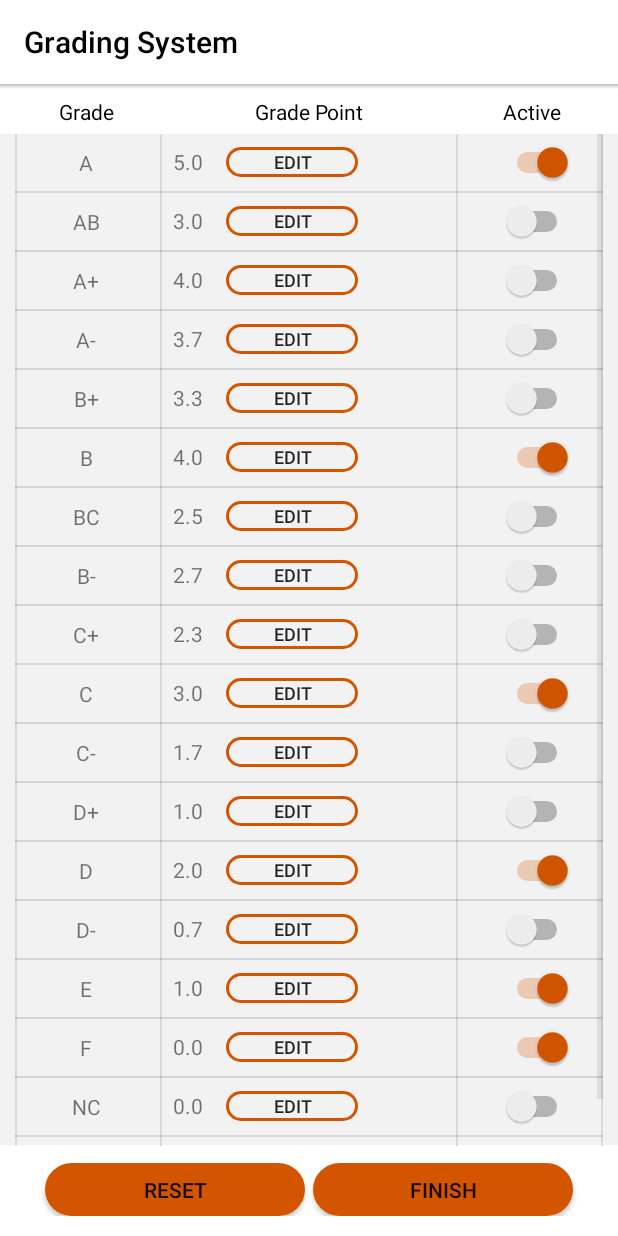
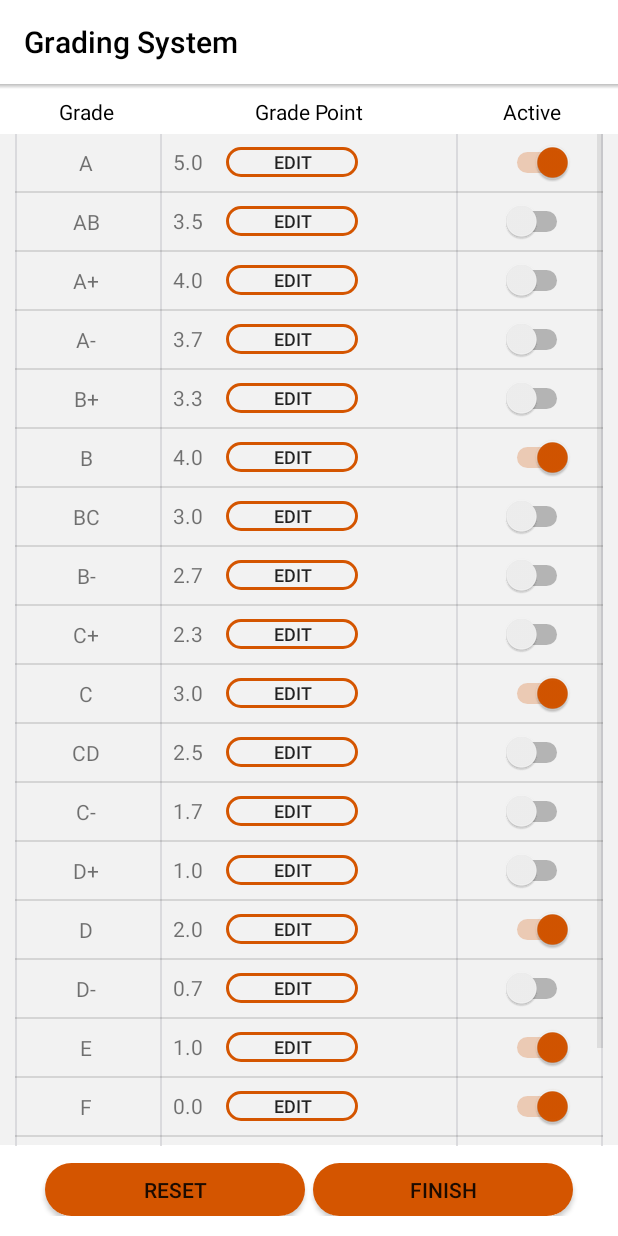
Before and after one commit to goody-h/Harold, an Android app: the GradingActivity screen opened directly, with no data from a screen before it, after a tap on "RESET", on a phone screen of 412 x 824 dp. Run offline under Robolectric (Android 15) with nearby library versions, the phone set to English and light mode, and no system bars; our stand-ins replace AdMob; 1 statement that could not run was skipped.

Commit message:
edit grading system

```diff
--- a/app/src/main/java/com/orsteg/harold/activities/GradingActivity.kt
+++ b/app/src/main/java/com/orsteg/harold/activities/GradingActivity.kt
@@ -52,7 +52,7 @@ class GradingActivity : AppCompatActivity() {
 
         val b = system.gradeStates
 
-        val gs = (0..17).mapTo(ArrayList<Grading>()) { Grading(this, g[it], gp[it], b[it]) }
+        val gs = (0..18).mapTo(ArrayList<Grading>()) { Grading(this, g[it], gp[it], b[it]) }
 
         val adapter = GradingAdapter(this, gs)
 
--- a/app/src/main/java/com/orsteg/harold/utils/result/GradingSystem.kt
+++ b/app/src/main/java/com/orsteg/harold/utils/result/GradingSystem.kt
@@ -19,7 +19,7 @@ class GradingSystem(private val context: Context) {
             val grades = ArrayList<String>()
 
             grades.add("Grade")
-            (0..17)
+            (0..18)
                     .filter { gradeStore.mPrefs.getBoolean("grading.gradeState$it", DEFAULT_GRADE_STATES[it]) }
                     .mapTo(grades) { gradeStore.mPrefs.getString("grading.grade$it", DEFAULT_GRADES[it]) }
             return grades
@@ -27,7 +27,7 @@ class GradingSystem(private val context: Context) {
 
     private val gradePoints: ArrayList<Float>
         get() {
-            return (0..17)
+            return (0..18)
                     .filter { gradeStore.mPrefs.getBoolean("grading.gradeState$it", DEFAULT_GRADE_STATES[it]) }
                     .mapTo(ArrayList()) { gradeStore.mPrefs.getFloat("grading.gradePoint$it", DEFAULT_GRADE_POINTS[it]) }
         }
@@ -43,22 +43,22 @@ class GradingSystem(private val context: Context) {
 
     val gradeStates: ArrayList<Boolean>
         get() {
-            return (0..17).mapTo(ArrayList()) { gradeStore.mPrefs.getBoolean("grading.gradeState$it", DEFAULT_GRADE_STATES[it]) }
+            return (0..18).mapTo(ArrayList()) { gradeStore.mPrefs.getBoolean("grading.gradeState$it", DEFAULT_GRADE_STATES[it]) }
         }
 
     val allGrades: ArrayList<String>
         get() {
-            return (0..17).mapTo(ArrayList()) { gradeStore.mPrefs.getString("grading.grade$it", DEFAULT_GRADES[it]) }
+            return (0..18).mapTo(ArrayList()) { gradeStore.mPrefs.getString("grading.grade$it", DEFAULT_GRADES[it]) }
         }
 
     val allGradePoints: ArrayList<Float>
         get() {
-            return (0..17).mapTo(ArrayList()) { gradeStore.mPrefs.getFloat("grading.gradePoint$it", DEFAULT_GRADE_POINTS[it]) }
+            return (0..18).mapTo(ArrayList()) { gradeStore.mPrefs.getFloat("grading.gradePoint$it", DEFAULT_GRADE_POINTS[it]) }
         }
 
     fun resetSystem() {
 
-        for (i in 0..17) {
+        for (i in 0..18) {
             gradeStore.mEditor.putFloat("grading.gradePoint$i", DEFAULT_GRADE_POINTS[i])
                     .putBoolean("grading.gradeState$i", DEFAULT_GRADE_STATES[i])
         }
@@ -80,10 +80,10 @@ class GradingSystem(private val context: Context) {
 
     companion object {
 
-        private val DEFAULT_GRADES = arrayOf("A", "AB", "A+", "A-", "B+", "B", "BC", "B-", "C+", "C", "C-", "D+", "D", "D-", "E", "F", "NC", "U")
+        private val DEFAULT_GRADES = arrayOf("A", "AB", "A+", "A-", "B+", "B", "BC", "B-", "C+", "C", "CD", "C-", "D+", "D", "D-", "E", "F", "NC", "U")
 
-        private val DEFAULT_GRADE_POINTS = floatArrayOf(5.0f, 3.0f, 4.0f, 3.7f, 3.3f, 4.0f, 2.5f, 2.7f, 2.3f, 3.0f, 1.7f, 1.0f, 2.0f, 0.7f, 1.0f, 0.0f, 0.0f, 0.0f)
+        private val DEFAULT_GRADE_POINTS = floatArrayOf(5.0f, 3.5f, 4.0f, 3.7f, 3.3f, 4.0f, 3.0f, 2.7f, 2.3f, 3.0f, 2.5f, 1.7f, 1.0f, 2.0f, 0.7f, 1.0f, 0.0f, 0.0f, 0.0f)
 
-        private val DEFAULT_GRADE_STATES = booleanArrayOf(true, false, false, false, false, true, false, false, false, true, false, false, true, false, true, true, false, false)
+        private val DEFAULT_GRADE_STATES = booleanArrayOf(true, false, false, false, false, true, false, false, false, true, false, false, false, true, false, true, true, false, false)
     }
 }
```
